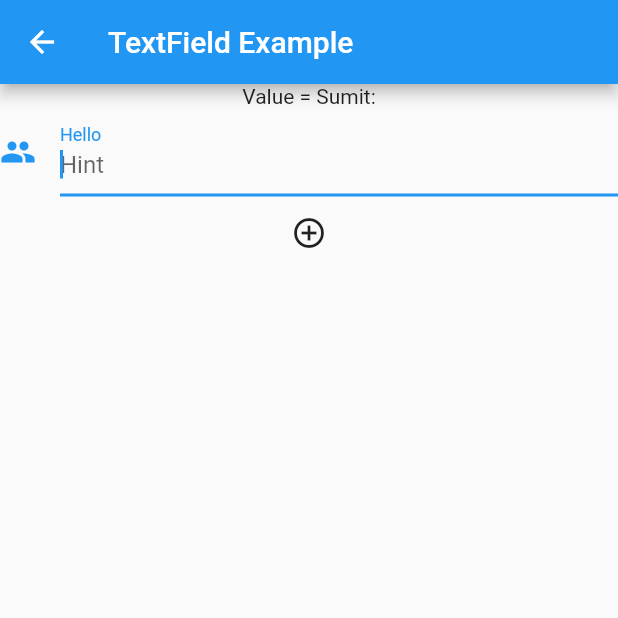
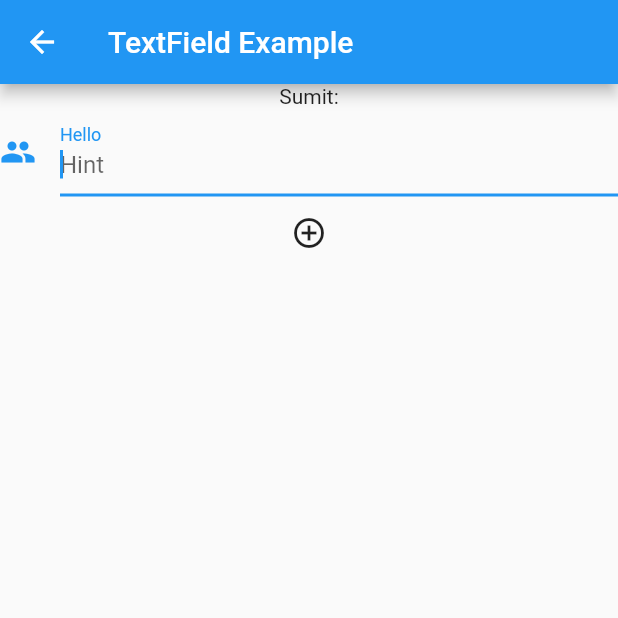
Before and after one commit to pilsogood/flutter, a Flutter app: the TextFieldEx screen opened by its route, after a tap on the "add circle outline" icon, on a phone screen of 412 x 824 dp, the top half of it. Run offline on Flutter 3.47's test engine with Material 2 defaults, Android fonts, the phone set to English and light mode, and no system bars.

Commit message:
에제 연습

```diff
--- a/examples/lib/widgets/input/TextFieldEx.dart
+++ b/examples/lib/widgets/input/TextFieldEx.dart
@@ -9,8 +9,7 @@ class _TextFieldEx extends State<TextFieldEx> {
   String _value = '';
 
   void _onChanged(String value) { setState((){_value = "Changed:" +  value;});}
-  void _onSubmit(String value) { setState((){_value = "Sumit:" + value;});}
-  void _submit(String value) { print("Sumit:" + value);}
+  void _onSubmit(String value) { setState((){_value = "Sumit:" + value; myController.text = '';});}
 
   @override
   void dispose() {
@@ -27,7 +26,7 @@ class _TextFieldEx extends State<TextFieldEx> {
       body: Center(
         child: new Column(
           children: <Widget>[
-            Text('Value = ${_value}'),
+            Text('${_value}'),
             TextField(
               controller: myController,
               decoration: new InputDecoration(
```
